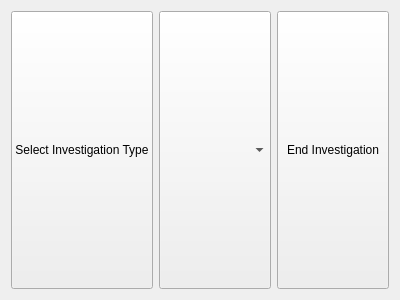
Above: JS_UDS_UI/Controls/investigationtypebar.ui from M-JEFFRYES/JS_UDS_SYSTEM before the change. Below: the same form after it.
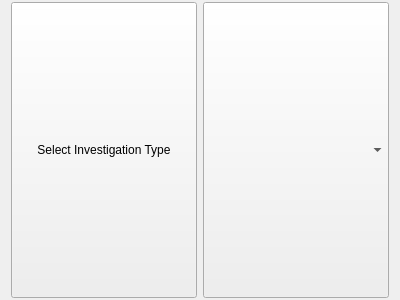
That is the form after the change.

Diff of the .ui file:
```diff
--- a/JS_UDS_UI/Controls/investigationtypebar.ui
+++ b/JS_UDS_UI/Controls/investigationtypebar.ui
@@ -14,6 +14,12 @@
    <string>Frame</string>
   </property>
   <layout class="QHBoxLayout" name="horizontalLayout">
+   <property name="topMargin">
+    <number>2</number>
+   </property>
+   <property name="bottomMargin">
+    <number>2</number>
+   </property>
    <item>
     <widget class="QPushButton" name="selectTestButton">
      <property name="sizePolicy">
@@ -37,19 +43,6 @@
      </property>
     </widget>
    </item>
-   <item>
-    <widget class="QPushButton" name="endTestButton">
-     <property name="sizePolicy">
-      <sizepolicy hsizetype="Minimum" vsizetype="MinimumExpanding">
-       <horstretch>0</horstretch>
-       <verstretch>0</verstretch>
-      </sizepolicy>
-     </property>
-     <property name="text">
-      <string>End Investigation</string>
-     </property>
-    </widget>
-   </item>
   </layout>
  </widget>
  <resources/>
```
